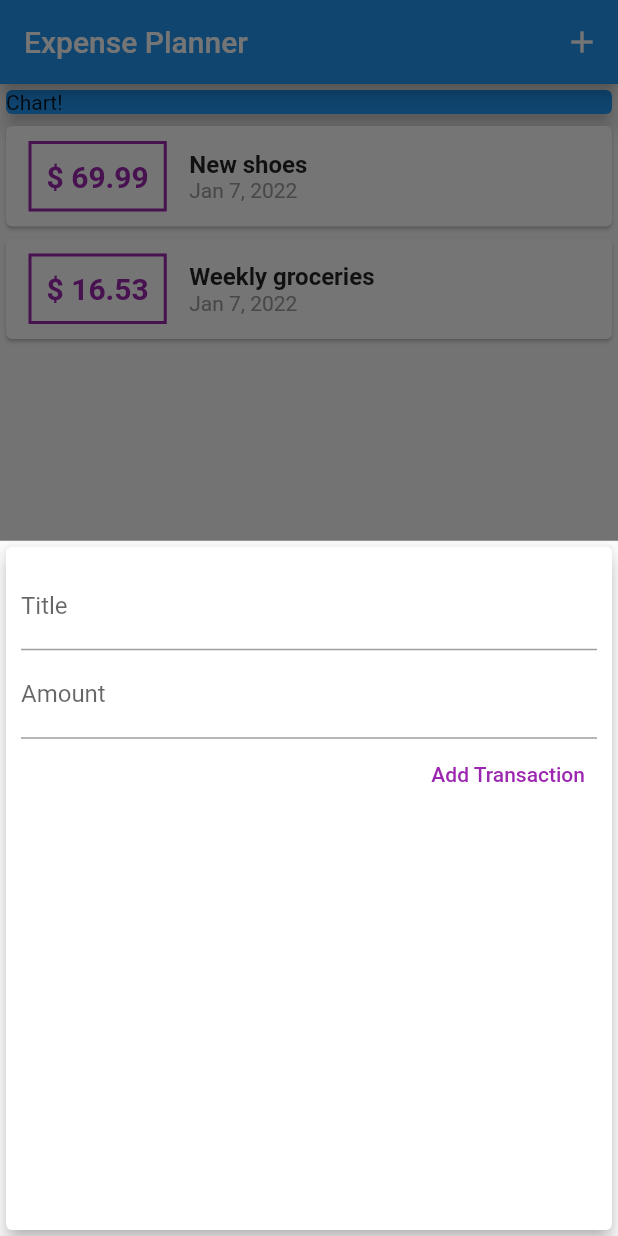
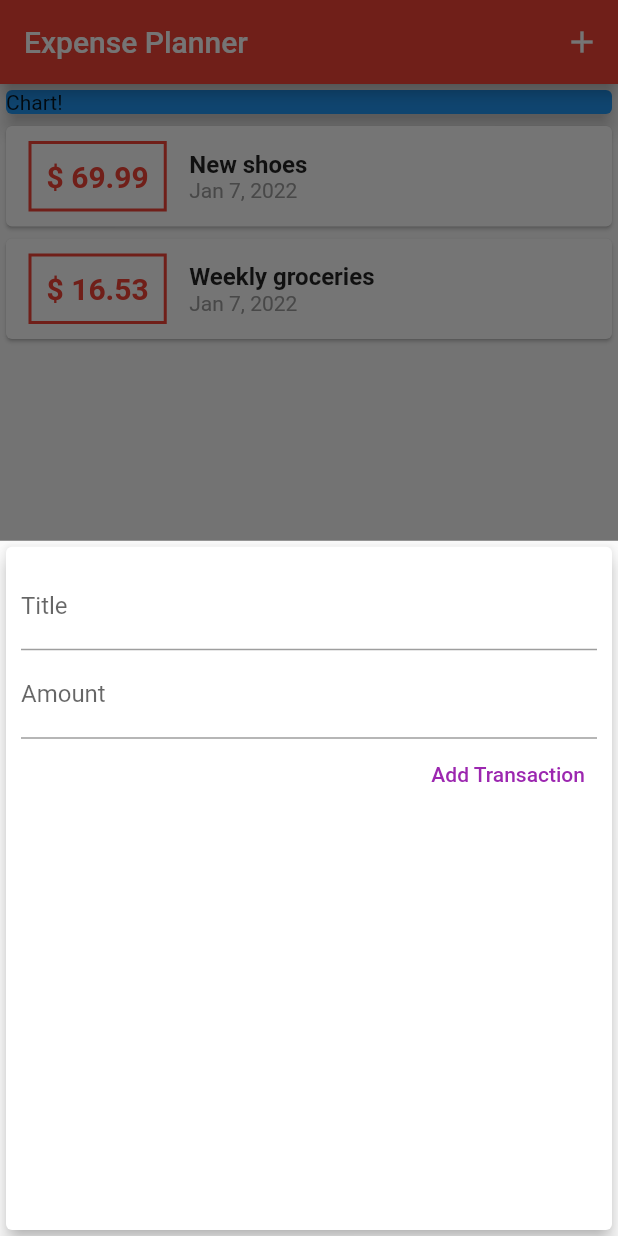
Before and after one commit to kheldar666/flutter-course, a Flutter app: the MyHomePage screen opened directly, after a tap on the "add" icon, on a phone screen of 412 x 824 dp. Run offline on Flutter 3.47's test engine with Material 2 defaults, Android fonts, the phone set to English and light mode, and no system bars; our stand-ins replace animated_text_kit, audioplayers, cloud_firestore, firebase_auth, firebase_core, flutter_dotenv and 4 more; accounts and stored records are empty.

Commit message:
Start using some Theme

```diff
--- a/Expense Planner/expense_planner/lib/widgets/transaction_list.dart
+++ b/Expense Planner/expense_planner/lib/widgets/transaction_list.dart
@@ -20,10 +20,10 @@ class TransactionList extends StatelessWidget {
                 Container(
                   child: Text(
                     '\$ ${tx.amount.toStringAsFixed(2)}',
-                    style: const TextStyle(
+                    style: TextStyle(
                       fontWeight: FontWeight.bold,
                       fontSize: 20,
-                      color: Colors.purple,
+                      color: Theme.of(context).primaryColor,
                     ),
                   ),
                   margin: const EdgeInsets.symmetric(
@@ -32,7 +32,7 @@ class TransactionList extends StatelessWidget {
                   ),
                   decoration: BoxDecoration(
                     border: Border.all(
-                      color: Colors.purple,
+                      color: Theme.of(context).primaryColor,
                       width: 2,
                       style: BorderStyle.solid,
                     ),
```
Also changed, not shown: Expense Planner/expense_planner/lib/main.dart (+11 -6 lines), 1 other file.
